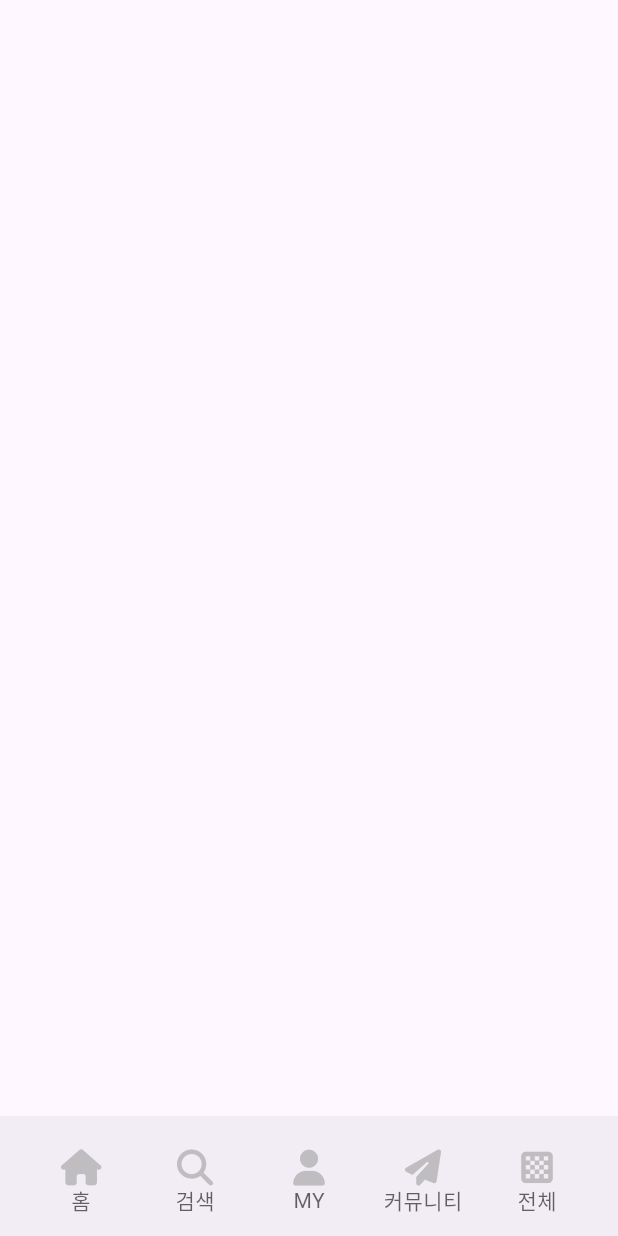
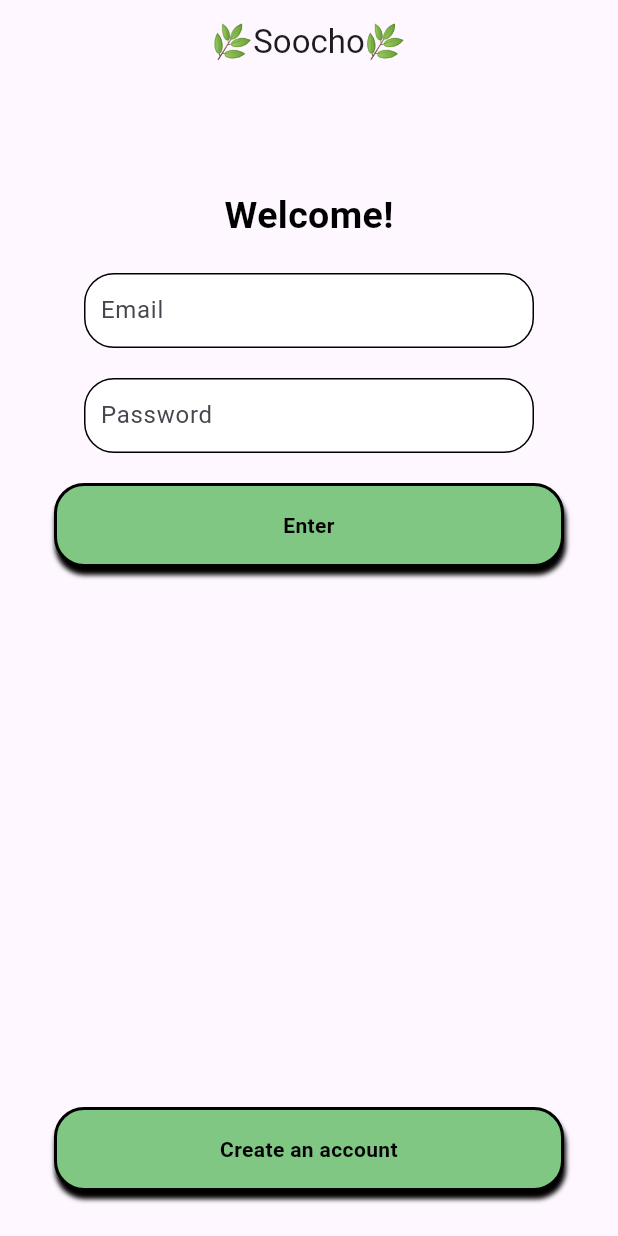
Before and after one commit to dlrlfgh1210/vivarium, a Flutter app: the screen it shows after launch, on a phone screen of 412 x 824 dp. Run offline on Flutter 3.47's test engine with Material 2 defaults, Android fonts, the phone set to English and light mode, and no system bars; our stand-ins replace dotted_border, firebase_auth, firebase_core, flutter_riverpod, font_awesome_flutter, go_router and 1 more; accounts and stored records are empty.

Commit message:
Authentication

```diff
--- /dev/null
+++ b/lib/authentication/repos/authentication_repo.dart
@@ -0,0 +1,36 @@
+import 'package:firebase_auth/firebase_auth.dart';
+import 'package:flutter_riverpod/flutter_riverpod.dart';
+
+class AuthenticationRepository {
+  final FirebaseAuth _firebaseAuth = FirebaseAuth.instance;
+
+  bool get isLoggedIn => user != null;
+  User? get user => _firebaseAuth.currentUser;
+
+  Stream<User?> autheStateChanges() => _firebaseAuth.authStateChanges();
+
+  Future<void> emailSignUp(String email, String password) async {
+    await _firebaseAuth.createUserWithEmailAndPassword(
+      email: email,
+      password: password,
+    );
+  }
+
+  Future<void> signOut() async {
+    await _firebaseAuth.signOut();
+  }
+
+  Future<void> signIn(String email, String password) async {
+    await _firebaseAuth.signInWithEmailAndPassword(
+      email: email,
+      password: password,
+    );
+  }
+}
+
+final authRepo = Provider((ref) => AuthenticationRepository());
+
+final authState = StreamProvider((ref) {
+  final repo = ref.read(authRepo);
+  return repo.autheStateChanges();
+});
--- /dev/null
+++ b/lib/authentication/view_models/log_in_view_model.dart
@@ -0,0 +1,39 @@
+import 'dart:async';
+
+import 'package:flutter/material.dart';
+import 'package:flutter_riverpod/flutter_riverpod.dart';
+import 'package:go_router/go_router.dart';
+import 'package:vivarium/authentication/repos/authentication_repo.dart';
+import 'package:vivarium/firebase_error_snack.dart';
+
+class LogInViewModel extends AsyncNotifier<void> {
+  late final AuthenticationRepository _authenticationRepository;
+
+  @override
+  FutureOr<void> build() {
+    _authenticationRepository = ref.read(authRepo);
+  }
+
+  Future<void> logIn(
+    String email,
+    String password,
+    BuildContext context,
+  ) async {
+    state = const AsyncValue.loading();
+    state = await AsyncValue.guard(
+      () async => await _authenticationRepository.signIn(
+        email,
+        password,
+      ),
+    );
+    if (state.hasError) {
+      showFirebaseErrorSnack(context, state.error);
+    } else {
+      context.go("/home");
+    }
+  }
+}
+
+final logInProvider = AsyncNotifierProvider<LogInViewModel, void>(
+  () => LogInViewModel(),
+);
--- /dev/null
+++ b/lib/authentication/views/auth_container.dart
@@ -0,0 +1,39 @@
+import 'package:flutter/material.dart';
+
+class AuthContainer extends StatelessWidget {
+  final String authHint;
+  final dynamic saveValue;
+  final dynamic secretAuth;
+  const AuthContainer({
+    super.key,
+    required this.authHint,
+    this.saveValue,
+    this.secretAuth,
+  });
+
+  @override
+  Widget build(BuildContext context) {
+    return Container(
+      padding: const EdgeInsets.only(left: 10),
+      width: 300,
+      height: 50,
+      decoration: BoxDecoration(
+        color: Colors.white,
+        shape: BoxShape.rectangle,
+        border: Border.all(
+          color: Colors.black,
+        ),
+        borderRadius: BorderRadius.circular(20),
+      ),
+      child: TextFormField(
+        obscureText: secretAuth,
+        keyboardType: TextInputType.text,
+        decoration: InputDecoration(
+          hintText: authHint,
+          border: InputBorder.none,
+        ),
+        onSaved: saveValue,
+      ),
+    );
+  }
+}
--- /dev/null
+++ b/lib/authentication/views/log_in_screen.dart
@@ -0,0 +1,125 @@
+import 'package:flutter/material.dart';
+import 'package:flutter_riverpod/flutter_riverpod.dart';
+import 'package:go_router/go_router.dart';
+import 'package:vivarium/authentication/view_models/log_in_view_model.dart';
+import 'package:vivarium/authentication/views/auth_container.dart';
+import 'package:vivarium/authentication/views/sign_up_screen.dart';
+import 'package:vivarium/change_color_button.dart';
+
+class LogInScreen extends ConsumerStatefulWidget {
+  static const routeName = "LogIn";
+  static const routeURL = "/LogIn";
+  const LogInScreen({super.key});
+
+  @override
+  ConsumerState<LogInScreen> createState() => _LogInScreenState();
+}
+
+class _LogInScreenState extends ConsumerState<LogInScreen> {
+  final GlobalKey<FormState> _formKey = GlobalKey<FormState>();
+
+  Map<String, String> formData = {};
+
+  void _onSubmitTap() {
+    if (_formKey.currentState != null) {
+      if (_formKey.currentState!.validate()) {
+        _formKey.currentState!.save();
+        ref.read(logInProvider.notifier).logIn(
+              formData["email"]!,
+              formData["password"]!,
+              context,
+            );
+      }
+    }
+  }
+
+  void _onSignUpTap() {
+    context.goNamed(SignUpScreen.routeName);
+  }
+
+  void _onScaffoldTap() {
+    FocusScope.of(context).unfocus();
+  }
+
+  @override
+  Widget build(BuildContext context) {
+    return GestureDetector(
+      onTap: _onScaffoldTap,
+      child: Scaffold(
+        resizeToAvoidBottomInset: false,
+        appBar: AppBar(
+          centerTitle: true,
+          title: const Text("🌿Soocho🌿"),
+        ),
+        body: Padding(
+          padding: const EdgeInsets.symmetric(
+            horizontal: 36,
+            vertical: 30,
+          ),
+          child: Form(
+            key: _formKey,
+            child: Column(
+              children: [
+                const SizedBox(
+                  height: 40,
+                ),
+                const Text(
+                  "Welcome!",
+                  style: TextStyle(
+                    fontSize: 25,
+                    color: Colors.black,
+                    fontWeight: FontWeight.bold,
+                  ),
+                ),
+                const SizedBox(
+                  height: 20,
+                ),
+                AuthContainer(
+                  secretAuth: false,
+                  authHint: 'Email',
+                  saveValue: (newValue) {
+                    if (newValue != null) {
+                      formData['email'] = newValue;
+                    }
+                  },
+                ),
+                const SizedBox(
+                  height: 20,
+                ),
+                AuthContainer(
+                  secretAuth: true,
+                  authHint: 'Password',
+                  saveValue: (newValue) {
+                    if (newValue != null) {
+                      formData['password'] = newValue;
+                    }
+                  },
+                ),
+                const SizedBox(
+                  height: 20,
+                ),
+                GestureDetector(
+                  onTap: _onSubmitTap,
+                  child: ChangeColorButton(
+                    disabled: ref.watch(logInProvider).isLoading,
+                    buttonName: 'Enter',
+                    buttonSize: 1,
+                  ),
+                ),
+                const Spacer(),
+                GestureDetector(
+                  onTap: _onSignUpTap,
+                  child: const ChangeColorButton(
+                    disabled: false,
+                    buttonName: 'Create an account',
+                    buttonSize: 1,
+                  ),
+                ),
+              ],
+            ),
+          ),
+        ),
+      ),
+    );
+  }
+}
--- /dev/null
+++ b/lib/change_color_button.dart
@@ -0,0 +1,50 @@
+import 'package:flutter/material.dart';
+
+class ChangeColorButton extends StatelessWidget {
+  final bool disabled;
+  final double buttonSize;
+  final String? buttonName;
+  const ChangeColorButton({
+    super.key,
+    required this.disabled,
+    required this.buttonName,
+    required this.buttonSize,
+  });
+
+  @override
+  Widget build(BuildContext context) {
+    return FractionallySizedBox(
+      widthFactor: buttonSize,
+      child: AnimatedContainer(
+        padding: const EdgeInsets.symmetric(
+          vertical: 16,
+        ),
+        decoration: BoxDecoration(
+          boxShadow: const [
+            BoxShadow(
+              color: Colors.black,
+              blurRadius: 2,
+              offset: Offset(1, 5),
+            )
+          ],
+          border: Border.all(
+            color: Colors.black,
+            width: 2,
+            style: BorderStyle.solid,
+          ),
+          borderRadius: BorderRadius.circular(20),
+          color: disabled ? Colors.grey.shade300 : Colors.green.shade300,
+        ),
+        duration: const Duration(milliseconds: 500),
+        child: Text(
+          buttonName!,
+          textAlign: TextAlign.center,
+          style: const TextStyle(
+            color: Colors.black,
+            fontWeight: FontWeight.w600,
+          ),
+        ),
+      ),
+    );
+  }
+}
--- a/lib/home_screen.dart
+++ b/lib/home_screen.dart
@@ -2,7 +2,7 @@ import 'package:flutter/cupertino.dart';
 import 'package:flutter/material.dart';
 import 'package:font_awesome_flutter/font_awesome_flutter.dart';
 import 'package:go_router/go_router.dart';
-import 'package:vivarium/post_screen.dart';
+import 'package:vivarium/post/views/post_screen.dart';
 
 class HomeScreen extends StatelessWidget {
   static const routeName = "home";
--- a/lib/post_screen.dart
+++ b/lib/post/views/post_screen.dart
@@ -1,6 +1,6 @@
 import 'package:dotted_border/dotted_border.dart';
 import 'package:flutter/material.dart';
-import 'package:vivarium/post_category.dart';
+import 'package:vivarium/post/views/post_category.dart';
 
 class PostScreen extends StatefulWidget {
   static const routeName = "Post";
--- a/lib/router.dart
+++ b/lib/router.dart
@@ -1,17 +1,40 @@
 import 'package:go_router/go_router.dart';
 import 'package:riverpod/riverpod.dart';
+import 'package:vivarium/authentication/repos/authentication_repo.dart';
+import 'package:vivarium/authentication/views/log_in_screen.dart';
+import 'package:vivarium/authentication/views/sign_up_screen.dart';
 import 'package:vivarium/chat_screen.dart';
 import 'package:vivarium/home_screen.dart';
 import 'package:vivarium/more_screen.dart';
 import 'package:vivarium/my_screen.dart';
 import 'package:vivarium/navigation/main_navigation_screen.dart';
-import 'package:vivarium/post_screen.dart';
+import 'package:vivarium/post/views/post_screen.dart';
 import 'package:vivarium/search_screen.dart';
 
 final routerProvider = Provider((ref) {
   return GoRouter(
-    initialLocation: PostScreen.routeURL,
+    initialLocation: "/home",
+    redirect: (context, state) {
+      final isLoggedIn = ref.read(authRepo).isLoggedIn;
+      if (!isLoggedIn) {
+        if (state.matchedLocation != SignUpScreen.routeURL &&
+            state.matchedLocation != LogInScreen.routeURL) {
+          return LogInScreen.routeURL;
+        }
+      }
+      return null;
+    },
     routes: [
+      GoRoute(
+        path: LogInScreen.routeURL,
+        name: LogInScreen.routeName,
+        builder: (context, state) => const LogInScreen(),
+      ),
+      GoRoute(
+        path: SignUpScreen.routeURL,
+        name: SignUpScreen.routeName,
+        builder: (context, state) => const SignUpScreen(),
+      ),
       GoRoute(
         path: "/:tab(home|search|my|chat|more)",
         name: MainNavigationScreen.routeName,
```
Also changed, not shown: lib/authentication/view_models/sign_up_view_model.dart (added, +38 -0 lines), lib/authentication/views/sign_up_screen.dart (added, +125 -0 lines), lib/firebase_error_snack.dart (added, +16 -0 lines), lib/more_screen.dart (+52 -10 lines), lib/post/models/post_model.dart (added), lib/post/repos/post_repo.dart (added), lib/post/view_models/create_post_view_model.dart (added), lib/post/view_models/delete_post_view_model.dart (added), lib/post/view_models/post_view_model.dart (added), lib/post/view_models/update_post_view_model.dart (added), lib/post/views/post_category.dart (renamed from lib/post_category.dart).
